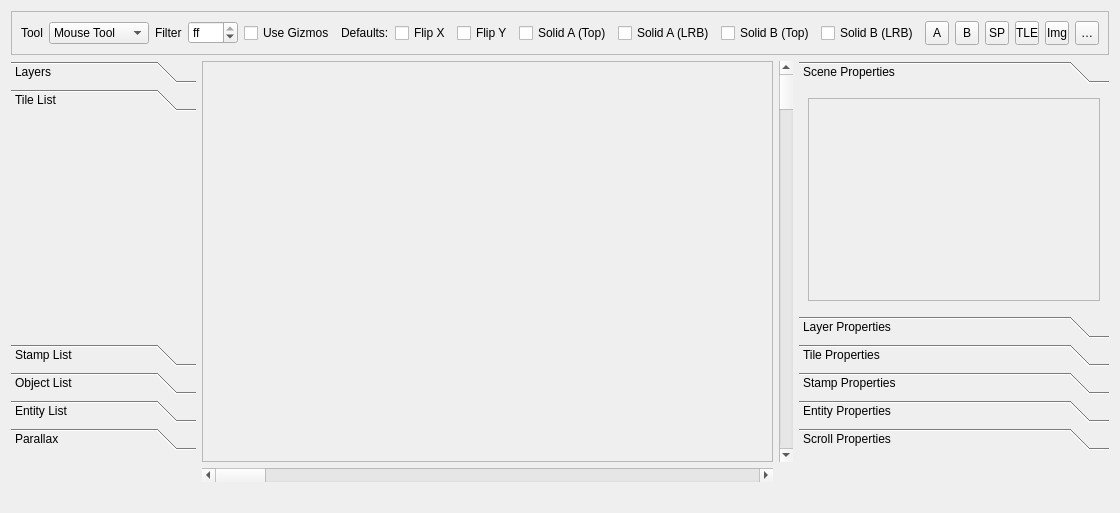
The window that RetroEDv2/tools/sceneeditorv5.ui (RSDKModding/RetroED) describes before a commit, drawn with Qt 5.
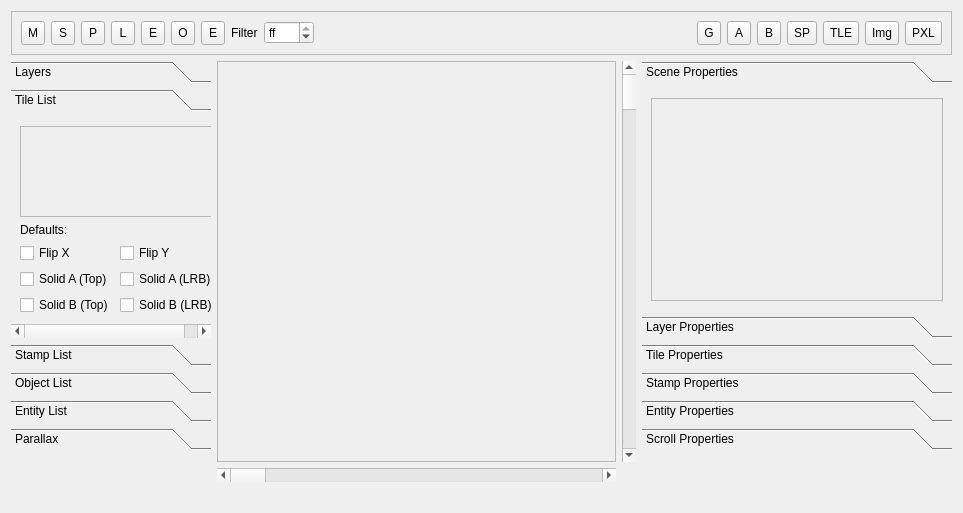
The same window after the commit. The open tabs and pages were chosen to show the change. Icons and pictures are not drawn.

Patch:
```diff
--- a/RetroEDv2/tools/sceneeditorv5.ui
+++ b/RetroEDv2/tools/sceneeditorv5.ui
@@ -6,7 +6,7 @@
    <rect>
     <x>0</x>
     <y>0</y>
-    <width>1049</width>
+    <width>963</width>
     <height>513</height>
    </rect>
   </property>
@@ -230,21 +230,232 @@
       <enum>QFrame::Raised</enum>
      </property>
      <layout class="QGridLayout" name="gridLayout_2">
+      <item row="0" column="2">
+       <widget class="QToolButton" name="pencilTool">
+        <property name="minimumSize">
+         <size>
+          <width>24</width>
+          <height>24</height>
+         </size>
+        </property>
+        <property name="toolTip">
+         <string>Pencil Tool</string>
+        </property>
+        <property name="text">
+         <string>P</string>
+        </property>
+        <property name="icon">
+         <iconset resource="../resources.qrc">
+          <normaloff>:/icons/ic_mode_edit_48px.svg</normaloff>:/icons/ic_mode_edit_48px.svg</iconset>
+        </property>
+        <property name="autoRaise">
+         <bool>false</bool>
+        </property>
+       </widget>
+      </item>
+      <item row="0" column="20">
+       <widget class="QToolButton" name="showCollisionB">
+        <property name="minimumSize">
+         <size>
+          <width>24</width>
+          <height>24</height>
+         </size>
+        </property>
+        <property name="toolTip">
+         <string>Show Collision Plane B</string>
+        </property>
+        <property name="text">
+         <string>B</string>
+        </property>
+        <property name="checkable">
+         <bool>true</bool>
+        </property>
+       </widget>
+      </item>
+      <item row="0" column="1">
+       <widget class="QToolButton" name="selectTool">
+        <property name="minimumSize">
+         <size>
+          <width>24</width>
+          <height>24</height>
+         </size>
+        </property>
+        <property name="toolTip">
+         <string>Select Tool</string>
+        </property>
+        <property name="text">
+         <string>S</string>
+        </property>
+        <property name="icon">
+         <iconset resource="../resources.qrc">
+          <normaloff>:/icons/ic_highlight_alt_48px.svg</normaloff>:/icons/ic_highlight_alt_48px.svg</iconset>
+        </property>
+        <property name="autoRaise">
+         <bool>false</bool>
+        </property>
+       </widget>
+      </item>
+      <item row="0" column="21">
+       <widget class="QToolButton" name="showParallax">
+        <property name="minimumSize">
+         <size>
+          <width>24</width>
+          <height>24</height>
+         </size>
+        </property>
+        <property name="toolTip">
+         <string>Show Parallax Lines</string>
+        </property>
+        <property name="text">
+         <string>SP</string>
+        </property>
+        <property name="icon">
+         <iconset resource="../resources.qrc">
+          <normaloff>:/icons/ic_horizontal_split_48px.svg</normaloff>:/icons/ic_horizontal_split_48px.svg</iconset>
+        </property>
+        <property name="checkable">
+         <bool>true</bool>
+        </property>
+       </widget>
+      </item>
       <item row="0" column="6">
-       <widget class="QCheckBox" name="tileFlipX">
+       <widget class="QToolButton" name="entityTool">
+        <property name="minimumSize">
+         <size>
+          <width>24</width>
+          <height>24</height>
+         </size>
+        </property>
+        <property name="toolTip">
+         <string>Entity Tool</string>
+        </property>
         <property name="text">
-         <string>Flip X</string>
+         <string>E</string>
         </property>
+        <property name="icon">
+         <iconset resource="../resources.qrc">
+          <normaloff>:/icons/ic_view_in_ar_48px.svg</normaloff>:/icons/ic_view_in_ar_48px.svg</iconset>
+        </property>
+        <property name="autoRaise">
+         <bool>false</bool>
+        </property>
        </widget>
       </item>
-      <item row="0" column="10">
-       <widget class="QCheckBox" name="tileSolidLRBA">
+      <item row="0" column="22">
+       <widget class="QToolButton" name="showTileGrid">
+        <property name="minimumSize">
+         <size>
+          <width>24</width>
+          <height>24</height>
+         </size>
+        </property>
+        <property name="toolTip">
+         <string>Show Grid</string>
+        </property>
         <property name="text">
-         <string>Solid A (LRB)</string>
+         <string>TLE</string>
         </property>
+        <property name="icon">
+         <iconset resource="../resources.qrc">
+          <normaloff>:/icons/ic_grid_48px.svg</normaloff>:/icons/ic_grid_48px.svg</iconset>
+        </property>
+        <property name="checkable">
+         <bool>true</bool>
+        </property>
        </widget>
       </item>
-      <item row="0" column="13">
+      <item row="0" column="18">
+       <widget class="QToolButton" name="useGizmos">
+        <property name="minimumSize">
+         <size>
+          <width>24</width>
+          <height>24</height>
+         </size>
+        </property>
+        <property name="toolTip">
+         <string>Show Gizmos</string>
+        </property>
+        <property name="text">
+         <string>G</string>
+        </property>
+        <property name="icon">
+         <iconset resource="../resources.qrc">
+          <normaloff>:/icons/ic_preview_48px.svg</normaloff>:/icons/ic_preview_48px.svg</iconset>
+        </property>
+        <property name="checkable">
+         <bool>true</bool>
+        </property>
+       </widget>
+      </item>
+      <item row="0" column="5">
+       <widget class="QToolButton" name="objectTool">
+        <property name="minimumSize">
+         <size>
+          <width>24</width>
+          <height>24</height>
+         </size>
+        </property>
+        <property name="toolTip">
+         <string>Object Tool</string>
+        </property>
+        <property name="text">
+         <string>O</string>
+        </property>
+        <property name="icon">
+         <iconset resource="../resources.qrc">
+          <normaloff>:/icons/ic_category_48px.svg</normaloff>:/icons/ic_category_48px.svg</iconset>
+        </property>
+        <property name="autoRaise">
+         <bool>false</bool>
+        </property>
+       </widget>
+      </item>
+      <item row="0" column="19">
+       <widget class="QToolButton" name="showCollisionA">
+        <property name="minimumSize">
+         <size>
+          <width>24</width>
+          <height>24</height>
+         </size>
+        </property>
+        <property name="toolTip">
+         <string>Show Collision Plane A</string>
+        </property>
+        <property name="text">
+         <string>A</string>
+        </property>
+        <property name="checkable">
+         <bool>true</bool>
+        </property>
+       </widget>
+      </item>
+      <item row="0" column="25">
+       <widget class="QToolButton" name="expScene">
+        <property name="minimumSize">
+         <size>
+          <width>24</width>
+          <height>24</height>
+         </size>
+        </property>
+        <property name="toolTip">
+         <string>Export Scene as XML</string>
+        </property>
+        <property name="text">
+         <string>PXL</string>
+        </property>
+        <property name="icon">
+         <iconset resource="../resources.qrc">
+          <normaloff>:/icons/ic_redo_48px.svg</normaloff>:/icons/ic_redo_48px.svg</iconset>
+        </property>
+        <property name="checkable">
+         <bool>true</bool>
+        </property>
+        <property name="autoRaise">
+         <bool>false</bool>
+        </property>
+       </widget>
+      </item>
+      <item row="0" column="17">
        <spacer name="horizontalSpacer">
         <property name="orientation">
          <enum>Qt::Horizontal</enum>
@@ -257,8 +468,8 @@
         </property>
        </spacer>
       </item>
-      <item row="0" column="15">
-       <widget class="QToolButton" name="showCollisionB">
+      <item row="0" column="4">
+       <widget class="QToolButton" name="eraserTool">
         <property name="minimumSize">
          <size>
           <width>24</width>
@@ -269,29 +480,19 @@
          <string>Show Collision B</string>
         </property>
         <property name="text">
-         <string>B</string>
+         <string>E</string>
         </property>
-        <property name="checkable">
-         <bool>true</bool>
+        <property name="icon">
+         <iconset resource="../resources.qrc">
+          <normaloff>:/icons/ic_eraser_48px.svg</normaloff>:/icons/ic_eraser_48px.svg</iconset>
         </property>
-       </widget>
-      </item>
-      <item row="0" column="2">
-       <widget class="QLabel" name="label">
-        <property name="text">
-         <string>Filter</string>
+        <property name="autoRaise">
+         <bool>false</bool>
         </property>
        </widget>
       </item>
-      <item row="0" column="5">
-       <widget class="QLabel" name="label_3">
-        <property name="text">
-         <string>Defaults:</string>
-        </property>
-       </widget>
-      </item>
-      <item row="0" column="17">
-       <widget class="QToolButton" name="showTileGrid">
+      <item row="0" column="3">
+       <widget class="QToolButton" name="stampTool">
         <property name="minimumSize">
          <size>
           <width>24</width>
@@ -302,33 +503,19 @@
          <string>Show Tile Grid</string>
         </property>
         <property name="text">
-         <string>TLE</string>
+         <string>L</string>
         </property>
         <property name="icon">
          <iconset resource="../resources.qrc">
           <normaloff>:/icons/ic_grid_48px.svg</normaloff>:/icons/ic_grid_48px.svg</iconset>
         </property>
-        <property name="checkable">
-         <bool>true</bool>
-        </property>
-       </widget>
-      </item>
-      <item row="0" column="9">
-       <widget class="QCheckBox" name="tileSolidTopA">
-        <property name="text">
-         <string>Solid A (Top)</string>
+        <property name="autoRaise">
+         <bool>false</bool>
         </property>
        </widget>
       </item>
       <item row="0" column="0">
-       <widget class="QLabel" name="label_2">
-        <property name="text">
-         <string>Tool</string>
-        </property>
-       </widget>
-      </item>
-      <item row="0" column="14">
-       <widget class="QToolButton" name="showCollisionA">
+       <widget class="QToolButton" name="panTool">
         <property name="minimumSize">
          <size>
           <width>24</width>
@@ -339,115 +526,18 @@
          <string>Show Collision A</string>
         </property>
         <property name="text">
-         <string>A</string>
+         <string>M</string>
         </property>
-        <property name="checkable">
-         <bool>true</bool>
-        </property>
-       </widget>
-      </item>
-      <item row="0" column="19">
-       <widget class="QToolButton" name="exportSceneImg">
-        <property name="minimumSize">
-         <size>
-          <width>24</width>
-          <height>24</height>
-         </size>
-        </property>
-        <property name="text">
-         <string>Img</string>
-        </property>
         <property name="icon">
          <iconset resource="../resources.qrc">
           <normaloff>:/icons/ic_image_48px.svg</normaloff>:/icons/ic_image_48px.svg</iconset>
         </property>
-       </widget>
-      </item>
-      <item row="0" column="16">
-       <widget class="QToolButton" name="showParallax">
-        <property name="minimumSize">
-         <size>
-          <width>24</width>
-          <height>24</height>
-         </size>
+        <property name="autoRaise">
+         <bool>false</bool>
         </property>
-        <property name="toolTip">
-         <string>Show Parallax Lines</string>
-        </property>
-        <property name="text">
-         <string>SP</string>
-        </property>
-        <property name="icon">
-         <iconset resource="../resources.qrc">
-          <normaloff>:/icons/ic_horizontal_split_48px.svg</normaloff>:/icons/ic_horizontal_split_48px.svg</iconset>
-        </property>
-        <property name="checkable">
-         <bool>true</bool>
-        </property>
-       </widget>
-      </item>
-      <item row="0" column="1">
-       <widget class="QComboBox" name="selToolBox">
-        <property name="minimumSize">
-         <size>
-          <width>100</width>
-          <height>0</height>
-         </size>
-        </property>
-        <property name="maximumSize">
-         <size>
-          <width>100</width>
-          <height>16777215</height>
-         </size>
-        </property>
-        <property name="toolTip">
-         <string>Selected Tool</string>
-        </property>
-        <item>
-         <property name="text">
-          <string>Mouse Tool</string>
-         </property>
-        </item>
-        <item>
-         <property name="text">
-          <string>Select Tool</string>
-         </property>
-        </item>
-        <item>
-         <property name="text">
-          <string>Pencil Tool</string>
-         </property>
-        </item>
-        <item>
-         <property name="text">
-          <string>Stamp Tool</string>
-         </property>
-        </item>
-        <item>
-         <property name="text">
-          <string>Eraser Tool</string>
-         </property>
-        </item>
-        <item>
-         <property name="text">
-          <string>Object Tool</string>
-         </property>
-        </item>
-        <item>
-         <property name="text">
-          <string>Parallax Tool</string>
-         </property>
-        </item>
        </widget>
       </item>
       <item row="0" column="8">
-       <widget class="QCheckBox" name="tileFlipY">
-        <property name="text">
-         <string>Flip Y</string>
-        </property>
-       </widget>
-      </item>
-      <item row="0" column="3">
        <widget class="QSpinBox" name="sceneFilter">
         <property name="minimumSize">
          <size>
@@ -466,29 +556,8 @@
         </property>
        </widget>
       </item>
-      <item row="0" column="4">
-       <widget class="QCheckBox" name="useGizmos">
-        <property name="text">
-         <string>Use Gizmos</string>
-        </property>
-       </widget>
-      </item>
-      <item row="0" column="12">
-       <widget class="QCheckBox" name="tileSolidLRBB">
-        <property name="text">
-         <string>Solid B (LRB)</string>
-        </property>
-       </widget>
-      </item>
-      <item row="0" column="11">
-       <widget class="QCheckBox" name="tileSolidTopB">
-        <property name="text">
-         <string>Solid B (Top)</string>
-        </property>
-       </widget>
-      </item>
-      <item row="0" column="20">
-       <widget class="QToolButton" name="expScene">
+      <item row="0" column="24">
+       <widget class="QToolButton" name="exportSceneImg">
         <property name="minimumSize">
          <size>
           <width>24</width>
@@ -499,17 +568,18 @@
          <string>show Pixel Grid</string>
         </property>
         <property name="text">
-         <string>PXL</string>
+         <string>Img</string>
         </property>
         <property name="icon">
          <iconset resource="../resources.qrc">
           <normaloff>:/icons/ic_redo_48px.svg</normaloff>:/icons/ic_redo_48px.svg</iconset>
         </property>
-        <property name="checkable">
-         <bool>true</bool>
-        </property>
-        <property name="autoRaise">
-         <bool>false</bool>
+       </widget>
+      </item>
+      <item row="0" column="7">
+       <widget class="QLabel" name="label">
+        <property name="text">
+         <string>Filter</string>
         </property>
        </widget>
       </item>
@@ -520,7 +590,7 @@
     <widget class="QToolBox" name="toolBox">
      <property name="maximumSize">
       <size>
-       <width>185</width>
+       <width>200</width>
        <height>16777215</height>
       </size>
      </property>
@@ -620,14 +690,81 @@
        <rect>
         <x>0</x>
         <y>0</y>
-        <width>185</width>
+        <width>200</width>
         <height>244</height>
        </rect>
       </property>
       <attribute name="label">
        <string>Tile List</string>
       </attribute>
-      <layout class="QGridLayout" name="gridLayout_14"/>
+      <layout class="QGridLayout" name="gridLayout_14">
+       <item row="3" column="0">
+        <widget class="QCheckBox" name="tileSolidTopA">
+         <property name="text">
+          <string>Solid A (Top)</string>
+         </property>
+        </widget>
+       </item>
+       <item row="4" column="0">
+        <widget class="QCheckBox" name="tileSolidTopB">
+         <property name="text">
+          <string>Solid B (Top)</string>
+         </property>
+        </widget>
+       </item>
+       <item row="4" column="1">
+        <widget class="QCheckBox" name="tileSolidLRBB">
+         <property name="text">
+          <string>Solid B (LRB)</string>
+         </property>
+        </widget>
+       </item>
+       <item row="1" column="0">
+        <widget class="QLabel" name="label_3">
+         <property name="text">
+          <string>Defaults:</string>
+         </property>
+        </widget>
+       </item>
+       <item row="2" column="1">
+        <widget class="QCheckBox" name="tileFlipY">
+         <property name="text">
+          <string>Flip Y</string>
+         </property>
+        </widget>
+       </item>
+       <item row="3" column="1">
+        <widget class="QCheckBox" name="tileSolidLRBA">
+         <property name="text">
+          <string>Solid A (LRB)</string>
+         </property>
+        </widget>
+       </item>
+       <item row="0" column="0" colspan="2">
+        <widget class="QFrame" name="tileListFrame">
+         <property name="sizePolicy">
+          <sizepolicy hsizetype="Expanding" vsizetype="Expanding">
+           <horstretch>0</horstretch>
+           <verstretch>0</verstretch>
+          </sizepolicy>
+         </property>
+         <property name="frameShape">
+          <enum>QFrame::StyledPanel</enum>
+         </property>
+         <property name="frameShadow">
+          <enum>QFrame::Raised</enum>
+         </property>
+         <layout class="QGridLayout" name="gridLayout_21"/>
+        </widget>
+       </item>
+       <item row="2" column="0">
+        <widget class="QCheckBox" name="tileFlipX">
+         <property name="text">
+          <string>Flip X</string>
+         </property>
+        </widget>
+       </item>
+      </layout>
      </widget>
      <widget class="QWidget" name="stampPage">
       <property name="geometry">
```
Left out of the diff: 26 changed lines with no effect on the pictures.
